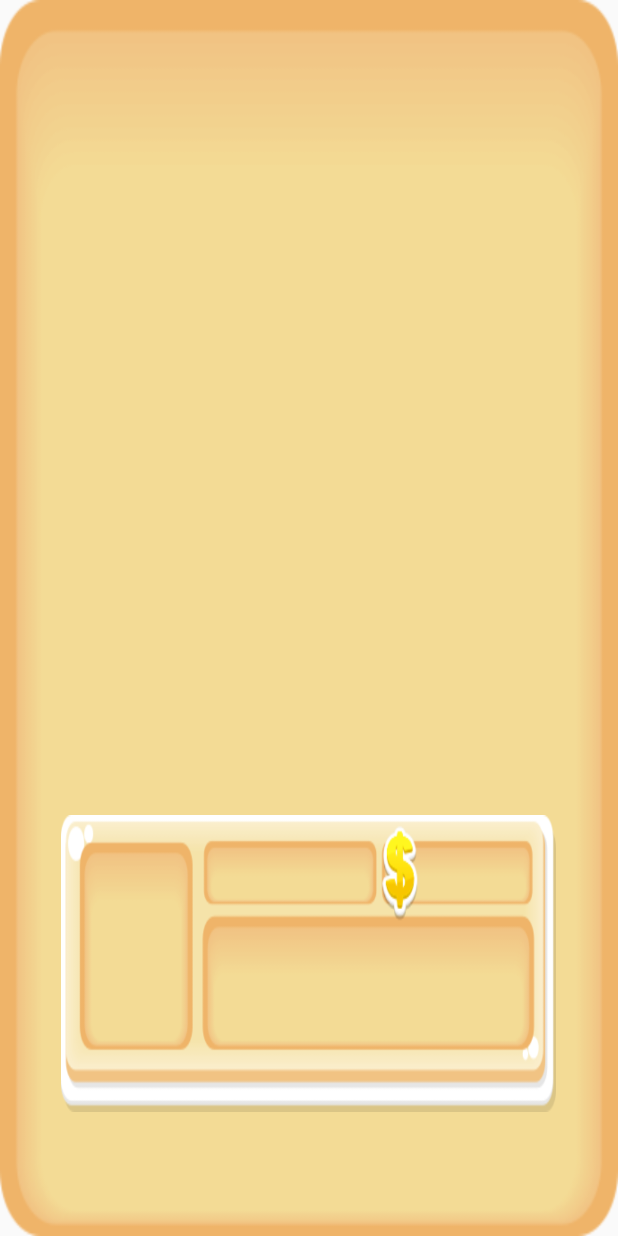
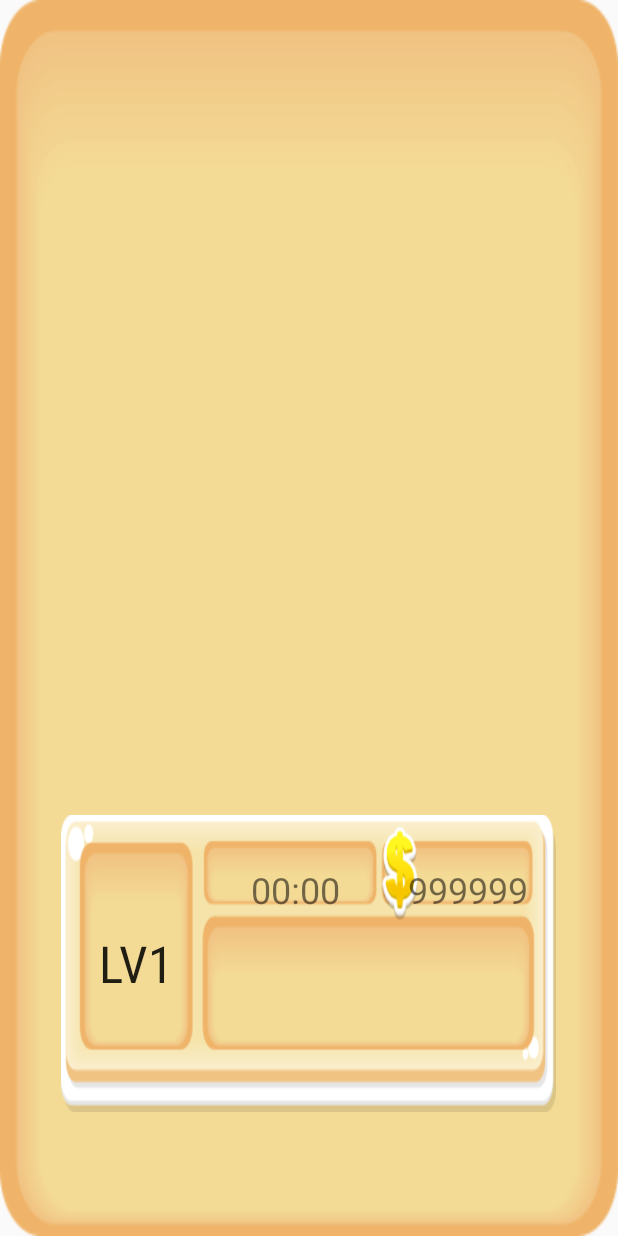
Before and after one commit to AlbertoC92/Mens-Fervida-Project, an Android app: the layout layout_pregunta.xml on its own in the app's theme, with its tools: preview values and no code run, on a phone screen of 412 x 824 dp. Run offline under Robolectric (Android 15) with nearby library versions, the phone set to English and light mode, and no system bars.

Commit message:
Posible Plantilla Preguntas Cambio 2

```diff
--- a/app/src/main/res/layout/layout_pregunta.xml
+++ b/app/src/main/res/layout/layout_pregunta.xml
@@ -49,7 +49,21 @@
                     android:orientation="vertical"
                     android:layout_width="0dp"
                     android:layout_height="match_parent"
-                    android:layout_weight="3"></LinearLayout>
+                    android:layout_weight="3"
+                    android:gravity="center">
+
+                    <TextView
+                        android:text="LV1"
+                        android:layout_width="match_parent"
+                        android:layout_height="wrap_content"
+                        android:id="@+id/textView"
+                        android:textAppearance="@style/TextAppearance.AppCompat"
+                        android:textAlignment="center"
+                        android:textSize="34sp"
+                        android:typeface="monospace"
+                        android:fontFamily="sans-serif-condensed"
+                        android:textAllCaps="false" />
+                </LinearLayout>
 
                 <LinearLayout
                     android:orientation="vertical"
@@ -74,21 +88,44 @@
                                 android:orientation="horizontal"
                                 android:layout_width="match_parent"
                                 android:layout_height="match_parent"
-                                android:layout_weight="2"></LinearLayout>
+                                android:layout_weight="2"
+                                android:gravity="bottom">
+
+                                <TextView
+                                    android:text="00:00"
+                                    android:layout_width="wrap_content"
+                                    android:layout_height="wrap_content"
+                                    android:id="@+id/textView2"
+                                    android:layout_weight="1"
+                                    android:textAlignment="center"
+                                    android:textSize="24sp" />
+                            </LinearLayout>
                         </LinearLayout>
 
                         <LinearLayout
                             android:orientation="horizontal"
                             android:layout_width="0dp"
                             android:layout_height="match_parent"
-                            android:layout_weight="1"></LinearLayout>
+                            android:layout_weight="1"
+                            android:weightSum="10"
+                            android:gravity="bottom|center_horizontal">
+
+                            <TextView
+                                android:text="999999"
+                                android:layout_width="wrap_content"
+                                android:layout_height="wrap_content"
+                                android:id="@+id/textView4"
+                                android:layout_weight="5"
+                                android:textAlignment="center"
+                                android:textSize="24sp" />
+                        </LinearLayout>
                     </LinearLayout>
 
                     <LinearLayout
                         android:orientation="horizontal"
                         android:layout_width="match_parent"
                         android:layout_height="0dp"
-                        android:layout_weight="2"></LinearLayout>
+                        android:layout_weight="1.5"></LinearLayout>
 
                 </LinearLayout>
             </LinearLayout>
```
